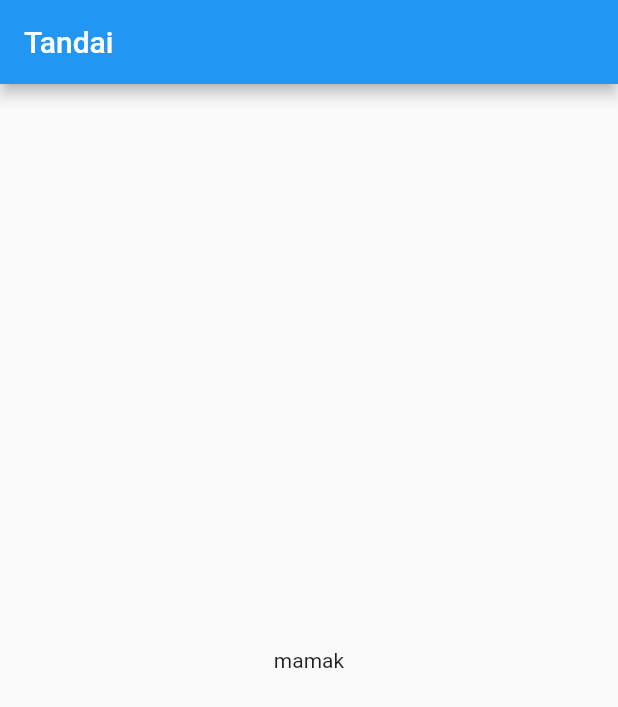
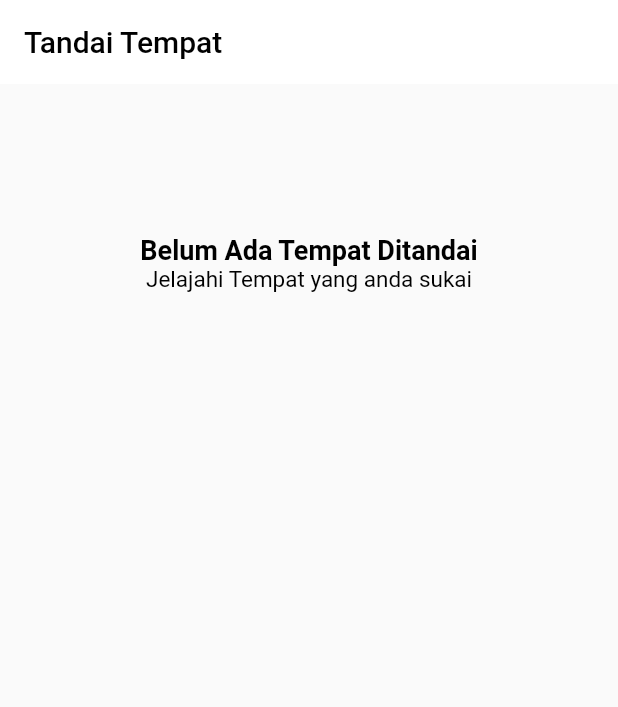
Before and after one commit to RaflyGymnas/Pmob_projek, a Flutter app: the Profile screen opened directly, after a tap on "Tempat yang anda tandai", on a phone screen of 412 x 824 dp. Shown: the top 707 px of the screen. Run offline on Flutter 3.47's test engine with Material 2 defaults, Android fonts, the phone set to English and light mode, and no system bars; missing offline and left inert: floating_navbar; network calls fail; Roboto replaces fonts that are missing (Play-Regular.ttf).

Commit message:
Bookmark sementara kek gini dlu

```diff
--- a/lib/Page/bookmark.dart
+++ b/lib/Page/bookmark.dart
@@ -5,12 +5,38 @@ class bookmark extends StatelessWidget {
  @override
   Widget build(BuildContext context) {
     return MaterialApp(
+      debugShowCheckedModeBanner: false,
       home: Scaffold(
         appBar: AppBar(
-          title: Text('Tandai'),
+          elevation: 0,
+          backgroundColor: Colors.white,
+          title: Text('Tandai Tempat',
+          style: TextStyle(
+            color: Colors.black,
+            fontFamily: 'Play-Regular.ttf'
+          ),),
         ),
-        body: Center(
-          child: Text('mamak'),
+        body: Padding(
+          padding: const EdgeInsets.only(top: 100.0),
+          child: Column(
+            children: [
+              Center(
+                child: Text('Belum Ada Tempat Ditandai',
+                style: TextStyle(
+                  fontSize: 18,
+                  fontWeight: FontWeight.w700,
+                  color: Colors.black
+                ),),
+              ),
+              Center(
+                child: Text('Jelajahi Tempat yang anda sukai',
+                style: TextStyle(
+                  fontSize: 15,
+                  color: Colors.black
+                ),),
+              ),
+            ],
+          ),
         ),
       ),
     );
```
